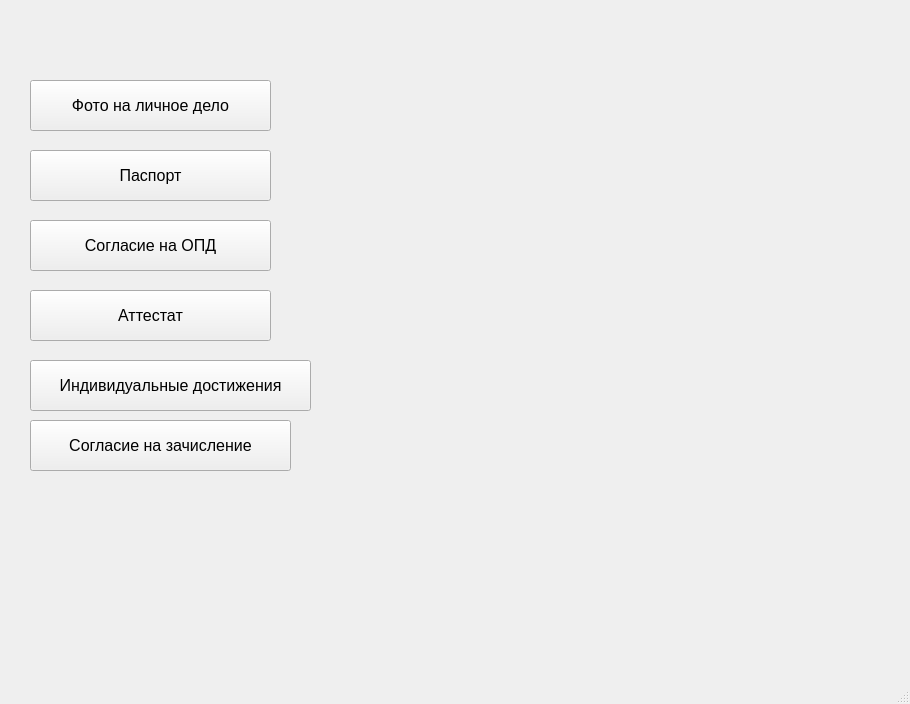
max-marshalov/ZMC_Final_Task2, file check.ui: the form before one commit.
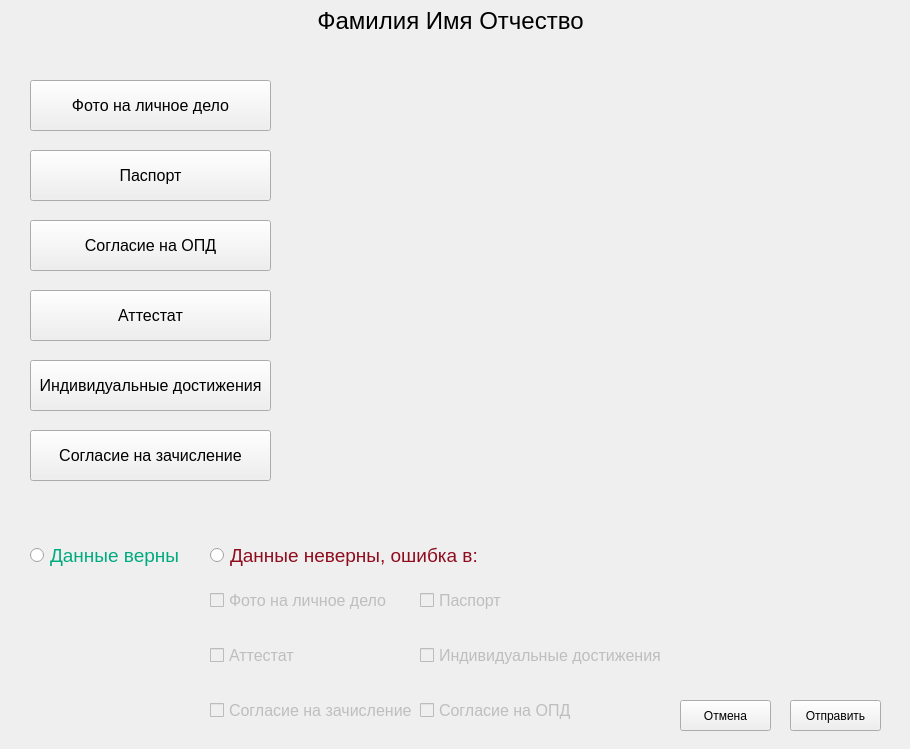
The form after the commit.

Diff of the .ui file:
```diff
--- a/check.ui
+++ b/check.ui
@@ -7,7 +7,7 @@
     <x>0</x>
     <y>0</y>
     <width>910</width>
-    <height>704</height>
+    <height>749</height>
    </rect>
   </property>
   <property name="windowTitle">
@@ -91,7 +91,7 @@
      <rect>
       <x>30</x>
       <y>360</y>
-      <width>281</width>
+      <width>241</width>
       <height>51</height>
      </rect>
     </property>
@@ -108,8 +108,8 @@
     <property name="geometry">
      <rect>
       <x>30</x>
-      <y>420</y>
-      <width>261</width>
+      <y>430</y>
+      <width>241</width>
       <height>51</height>
      </rect>
     </property>
@@ -122,8 +122,222 @@
      <string>Согласие на зачисление</string>
     </property>
    </widget>
+   <widget class="QLabel" name="label_FIO">
+    <property name="geometry">
+     <rect>
+      <x>210</x>
+      <y>0</y>
+      <width>481</width>
+      <height>41</height>
+     </rect>
+    </property>
+    <property name="font">
+     <font>
+      <pointsize>18</pointsize>
+     </font>
+    </property>
+    <property name="text">
+     <string>Фамилия Имя Отчество</string>
+    </property>
+    <property name="alignment">
+     <set>Qt::AlignCenter</set>
+    </property>
+   </widget>
+   <widget class="QRadioButton" name="radioButton_good">
+    <property name="geometry">
+     <rect>
+      <x>30</x>
+      <y>540</y>
+      <width>171</width>
+      <height>31</height>
+     </rect>
+    </property>
+    <property name="font">
+     <font>
+      <pointsize>14</pointsize>
+     </font>
+    </property>
+    <property name="styleSheet">
+     <string notr="true">color: rgb(0, 170, 127)</string>
+    </property>
+    <property name="text">
+     <string>Данные верны</string>
+    </property>
+   </widget>
+   <widget class="QRadioButton" name="radioButton_bad">
+    <property name="geometry">
+     <rect>
+      <x>210</x>
+      <y>540</y>
+      <width>281</width>
+      <height>31</height>
+     </rect>
+    </property>
+    <property name="font">
+     <font>
+      <pointsize>14</pointsize>
+     </font>
+    </property>
+    <property name="styleSheet">
+     <string notr="true">color: rgb(143, 12, 30)</string>
+    </property>
+    <property name="text">
+     <string>Данные неверны, ошибка в:</string>
+    </property>
+   </widget>
+   <widget class="QCheckBox" name="checkBox">
+    <property name="enabled">
+     <bool>false</bool>
+    </property>
+    <property name="geometry">
+     <rect>
+      <x>210</x>
+      <y>580</y>
+      <width>271</width>
+      <height>41</height>
+     </rect>
+    </property>
+    <property name="font">
+     <font>
+      <pointsize>12</pointsize>
+     </font>
+    </property>
+    <property name="text">
+     <string>Фото на личное дело</string>
+    </property>
+   </widget>
+   <widget class="QCheckBox" name="checkBox_2">
+    <property name="enabled">
+     <bool>false</bool>
+    </property>
+    <property name="geometry">
+     <rect>
+      <x>420</x>
+      <y>580</y>
+      <width>271</width>
+      <height>41</height>
+     </rect>
+    </property>
+    <property name="font">
+     <font>
+      <pointsize>12</pointsize>
+     </font>
+    </property>
+    <property name="text">
+     <string>Паспорт</string>
+    </property>
+   </widget>
+   <widget class="QCheckBox" name="checkBox_3">
+    <property name="enabled">
+     <bool>false</bool>
+    </property>
+    <property name="geometry">
+     <rect>
+      <x>420</x>
+      <y>690</y>
+      <width>271</width>
+      <height>41</height>
+     </rect>
+    </property>
+    <property name="font">
+     <font>
+      <pointsize>12</pointsize>
+     </font>
+    </property>
+    <property name="text">
+     <string>Согласие на ОПД</string>
+    </property>
+   </widget>
+   <widget class="QCheckBox" name="checkBox_4">
+    <property name="enabled">
+     <bool>false</bool>
+    </property>
+    <property name="geometry">
+     <rect>
+      <x>210</x>
+      <y>630</y>
+      <width>271</width>
+      <height>51</height>
+     </rect>
+    </property>
+    <property name="font">
+     <font>
+      <pointsize>12</pointsize>
+     </font>
+    </property>
+    <property name="text">
+     <string>Аттестат</string>
+    </property>
+   </widget>
+   <widget class="QCheckBox" name="checkBox_5">
+    <property name="enabled">
+     <bool>false</bool>
+    </property>
+    <property name="geometry">
+     <rect>
+      <x>420</x>
+      <y>630</y>
+      <width>271</width>
+      <height>51</height>
+     </rect>
+    </property>
+    <property name="font">
+     <font>
+      <pointsize>12</pointsize>
+     </font>
+    </property>
+    <property name="text">
+     <string>Индивидуальные достижения</string>
+    </property>
+   </widget>
+   <widget class="QCheckBox" name="checkBox_6">
+    <property name="enabled">
+     <bool>false</bool>
+    </property>
+    <property name="geometry">
+     <rect>
+      <x>210</x>
+      <y>690</y>
+      <width>271</width>
+      <height>41</height>
+     </rect>
+    </property>
+    <property name="font">
+     <font>
+      <pointsize>12</pointsize>
+     </font>
+    </property>
+    <property name="text">
+     <string>Согласие на зачисление</string>
+    </property>
+   </widget>
+   <widget class="QPushButton" name="btn_back">
+    <property name="geometry">
+     <rect>
+      <x>680</x>
+      <y>700</y>
+      <width>91</width>
+      <height>31</height>
+     </rect>
+    </property>
+    <property name="text">
+     <string>Отмена</string>
+    </property>
+   </widget>
+   <widget class="QPushButton" name="btn_send">
+    <property name="geometry">
+     <rect>
+      <x>790</x>
+      <y>700</y>
+      <width>91</width>
+      <height>31</height>
+     </rect>
+    </property>
+    <property name="text">
+     <string>Отправить</string>
+    </property>
+   </widget>
   </widget>
-  <widget class="QStatusBar" name="statusbar"/>
  </widget>
  <resources/>
  <connections/>
```
Left out of the diff: 4 changed lines with no effect on the pictures.
